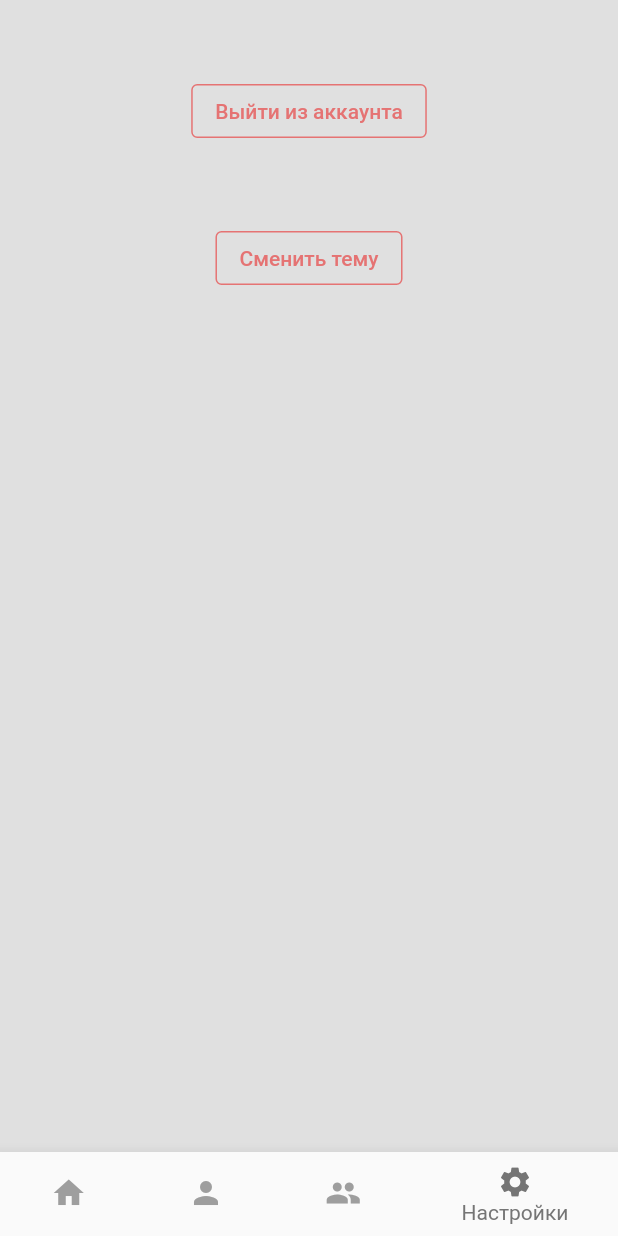
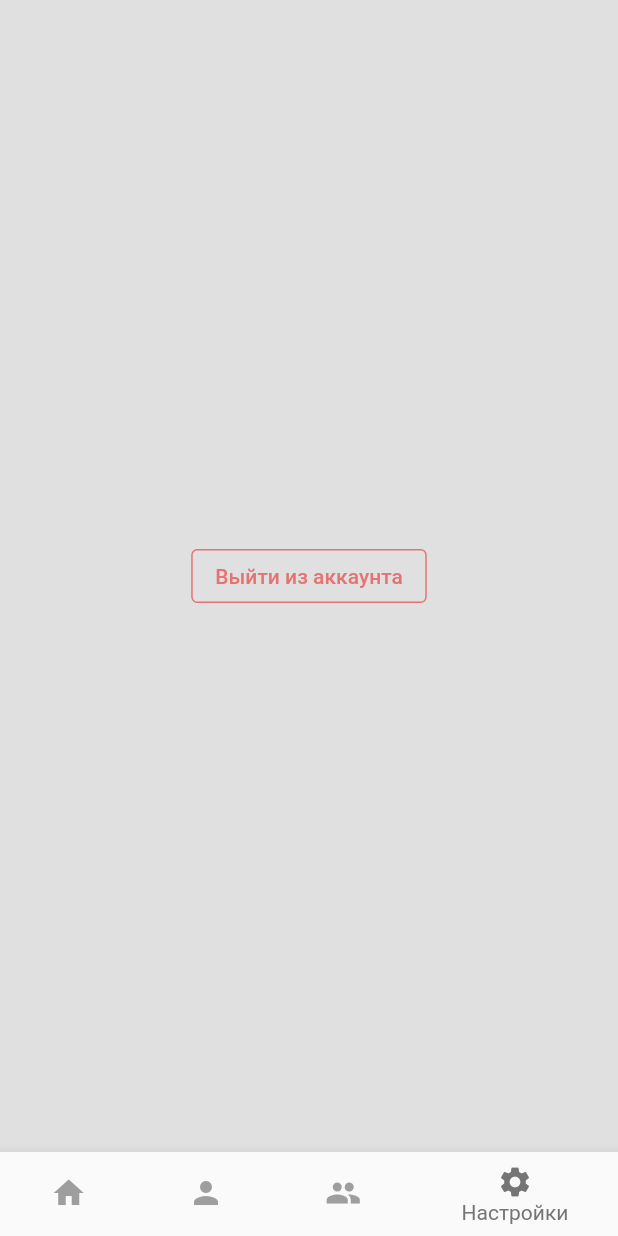
Before and after one commit to MashPot1/minimal-social-app-flutter, a Flutter app: the screen it shows once a user with an empty profile is signed in, item 4 of the bottom bar chosen, on a phone screen of 412 x 824 dp. Run offline on Flutter 3.47's test engine with Material 2 defaults, Android fonts, the phone set to English and light mode, and no system bars; our stand-ins replace cloud_firestore, firebase_auth, firebase_core; missing offline and left inert: dart:js_interop; accounts and stored records are empty.

Commit message:
added comments

```diff
--- a/lib/auth/auth.dart
+++ b/lib/auth/auth.dart
@@ -7,6 +7,7 @@ import '../components/bottom_nav_bar.dart';
 class AuthPage extends StatelessWidget {
   const AuthPage({super.key});
 
+// if logged in show bottom nav bar (home page)
   @override
   Widget build(BuildContext context) {
     return Scaffold(
--- a/lib/components/bottom_nav_bar.dart
+++ b/lib/components/bottom_nav_bar.dart
@@ -5,6 +5,8 @@ import 'package:minimalsocialapp/pages/settings_page.dart';
 import 'package:minimalsocialapp/pages/users_page.dart';
 
 /// Flutter code sample for [BottomNavigationBar].
+
+// custom widget bottom nav bar
 
 class BottomNavBar extends StatefulWidget {
   BottomNavBar({super.key});
--- a/lib/components/custom_button.dart
+++ b/lib/components/custom_button.dart
@@ -1,4 +1,6 @@
 import 'package:flutter/material.dart';
+
+//custom button which takes text and function onTap from parent component
 
 class CustomButton extends StatelessWidget {
   final String text;
--- a/lib/components/custom_textfield.dart
+++ b/lib/components/custom_textfield.dart
@@ -1,4 +1,6 @@
 import 'package:flutter/material.dart';
+
+// custom text field which takes String hintText, bool obscureText and textController from parent component
 
 class CustomTextField extends StatelessWidget {
   final String hintText;
--- a/lib/database/firestore.dart
+++ b/lib/database/firestore.dart
@@ -1,5 +1,7 @@
 import 'package:cloud_firestore/cloud_firestore.dart';
 import 'package:firebase_auth/firebase_auth.dart';
+
+// class FirestoreDatabase include 2 methods for work with posts
 
 class FirestoreDatabase {
   User? user = FirebaseAuth.instance.currentUser;
@@ -7,6 +9,7 @@ class FirestoreDatabase {
   final CollectionReference posts =
       FirebaseFirestore.instance.collection('Posts');
 
+// method addPost which adding post in database with user email, user message and timestamp
   Future<void> addPost(String message) {
     return posts.add({
       'UserEmail': user!.email,
@@ -15,6 +18,7 @@ class FirestoreDatabase {
     });
   }
 
+// method getPostsStream receives posts from database by descending TimeStamp
   Stream<QuerySnapshot> getPostsStream() {
     final postsStream = FirebaseFirestore.instance
         .collection('Posts')
--- a/lib/main.dart
+++ b/lib/main.dart
@@ -8,6 +8,7 @@ import 'package:minimalsocialapp/theme/dark_mode.dart';
 
 void main() async {
   WidgetsFlutterBinding.ensureInitialized();
+// initialize FireBase
   await Firebase.initializeApp(options: DefaultFirebaseOptions.currentPlatform);
   runApp(const MyApp());
 }
--- a/lib/pages/home_page.dart
+++ b/lib/pages/home_page.dart
@@ -10,6 +10,7 @@ class HomePage extends StatelessWidget {
 
   final TextEditingController postController = TextEditingController();
 
+// postMessage invoke method addPost of class FirestoreDatabase and clear postController
   void postMessage() {
     if (postController.text.isNotEmpty) {
       fs.addPost(postController.text);
@@ -61,6 +62,7 @@ class HomePage extends StatelessWidget {
           StreamBuilder(
               stream: fs.getPostsStream(),
               builder: (context, snapshot) {
+                // if a connectionState == waiting show a progress indicator
                 if (snapshot.connectionState == ConnectionState.waiting) {
                   Center(
                     child: CircularProgressIndicator(),
@@ -69,6 +71,7 @@ class HomePage extends StatelessWidget {
 
                 final posts = snapshot.data!.docs;
 
+                // if there are no posts show a message about it
                 if (snapshot.data == null || posts.isEmpty) {
                   return const Center(
                     child: Padding(
@@ -78,6 +81,7 @@ class HomePage extends StatelessWidget {
                   );
                 }
 
+                // list of posts
                 return Expanded(
                   child: ListView.builder(
                     itemCount: posts.length,
--- a/lib/pages/login_page.dart
+++ b/lib/pages/login_page.dart
@@ -4,6 +4,7 @@ import 'package:minimalsocialapp/components/custom_button.dart';
 import 'package:minimalsocialapp/components/custom_textfield.dart';
 import 'package:minimalsocialapp/utils/error_message.dart';
 
+// login page with 2 text fields "email" and "password" and 2 buttons "not have an account?" and login
 class LoginPage extends StatefulWidget {
   final void Function()? onTap;
 
--- a/lib/pages/profile_page.dart
+++ b/lib/pages/profile_page.dart
@@ -2,6 +2,7 @@ import 'package:cloud_firestore/cloud_firestore.dart';
 import 'package:firebase_auth/firebase_auth.dart';
 import 'package:flutter/material.dart';
 
+// simple profile page which contain username and user email
 class ProfilePage extends StatelessWidget {
   ProfilePage({super.key});
 
--- a/lib/pages/register_page.dart
+++ b/lib/pages/register_page.dart
@@ -7,6 +7,7 @@ import 'package:minimalsocialapp/components/custom_button.dart';
 import 'package:minimalsocialapp/components/custom_textfield.dart';
 import 'package:minimalsocialapp/utils/error_message.dart';
 
+// login page with 4 text fields "username", "email", "password" and "confirm password" and 2 buttons "already registered?" and register
 class RegisterPage extends StatefulWidget {
   final void Function()? onTap;
 
--- a/lib/pages/settings_page.dart
+++ b/lib/pages/settings_page.dart
@@ -1,6 +1,7 @@
 import 'package:firebase_auth/firebase_auth.dart';
 import 'package:flutter/material.dart';
 
+//simple settings page with button "sign out"
 class SettingsPage extends StatelessWidget {
   const SettingsPage({super.key});
 
@@ -8,20 +9,14 @@ class SettingsPage extends StatelessWidget {
     FirebaseAuth.instance.signOut();
   }
 
-  void changeTheme() {
-
-  }
+  // void changeTheme() {}
 
   @override
   Widget build(BuildContext context) {
     return Scaffold(
       backgroundColor: Theme.of(context).colorScheme.background,
       body: Center(
-        child: Column(
-          mainAxisAlignment: MainAxisAlignment.start,
-          children: [
-            SizedBox(height: 50),
-            OutlinedButton(
+        child: OutlinedButton(
           onPressed: logout,
           style: ButtonStyle(
             side: MaterialStateProperty.all(BorderSide(
@@ -34,23 +29,21 @@ class SettingsPage extends StatelessWidget {
             style: TextStyle(color: Colors.red[300]),
           ),
         ),
-            SizedBox(height: 50),
-            OutlinedButton(
-              onPressed: changeTheme,
-              style: ButtonStyle(
-                side: MaterialStateProperty.all(BorderSide(
-                    color: Colors.red.shade300,
-                    width: 1.0,
-                    style: BorderStyle.solid)),
       ),
-              child: Text(
-                'Сменить тему',
-                style: TextStyle(color: Colors.red[300]),
-              ),
-            )
-          ],
-        ),
-      ),
+      // SizedBox(height: 50),
+      // OutlinedButton(
+      //   onPressed: changeTheme,
+      //   style: ButtonStyle(
+      //     side: MaterialStateProperty.all(BorderSide(
+      //         color: Colors.red.shade300,
+      //         width: 1.0,
+      //         style: BorderStyle.solid)),
+      //   ),
+      //   child: Text(
+      //     'Сменить тему',
+      //     style: TextStyle(color: Colors.red[300]),
+      //   ),
+      // )
     );
   }
 }
--- a/lib/pages/users_page.dart
+++ b/lib/pages/users_page.dart
@@ -2,6 +2,7 @@ import 'package:cloud_firestore/cloud_firestore.dart';
 import 'package:flutter/material.dart';
 import 'package:minimalsocialapp/utils/error_message.dart';
 
+//page with all users of the app
 class UsersPage extends StatelessWidget {
   const UsersPage({super.key});
 
```
Lines whose indentation alone changed are shown as unchanged.
